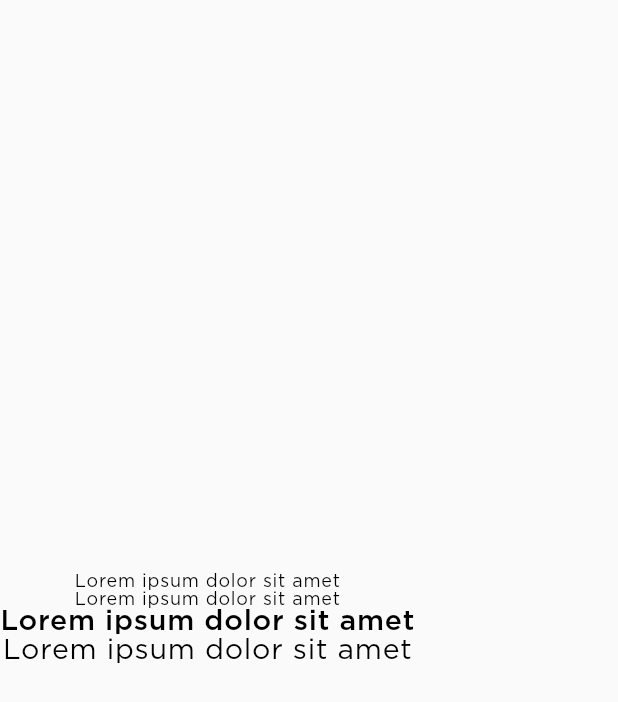
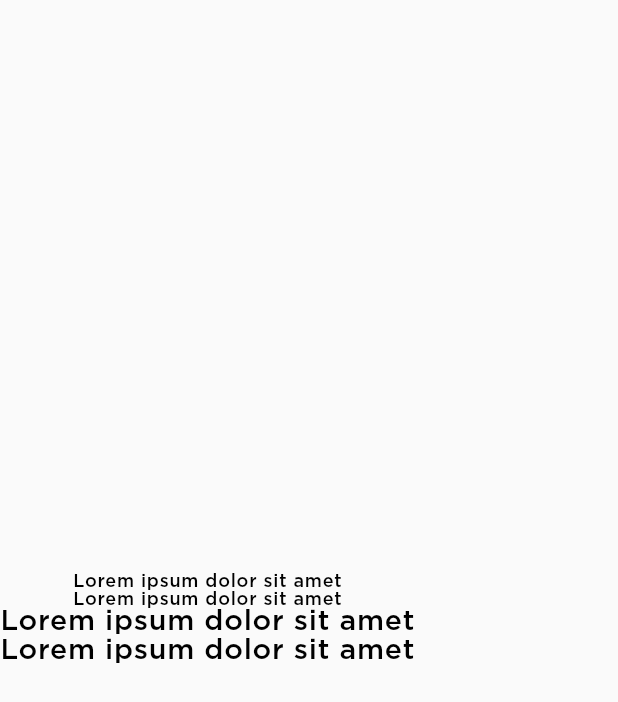
Before and after one commit to ismail-sl487/widget_book, a Flutter app: the ExampleText widget shown alone on an empty page, opened directly, on a phone screen of 412 x 824 dp. Shown: the top 702 px of the screen. Run offline on Flutter 3.47's test engine with Material 2 defaults, Android fonts, the phone set to English and light mode, and no system bars; our stand-ins replace bot_toast, eva_icons_flutter; missing offline and left inert: widgetbook.

Commit message:
memprbaiki font dengan weight

```diff
--- a/lib/shared/content_status_fo_widget.dart
+++ b/lib/shared/content_status_fo_widget.dart
@@ -31,7 +31,7 @@ class ContentCardFO extends StatelessWidget {
           child: Row(
             mainAxisAlignment: MainAxisAlignment.spaceBetween,
             children: [
-              METext(text: foNumber??"",fontFamily: CommonFontSize.medium ,fontSize: 18,),
+              METext(text: foNumber??"",fontWeight: FontWeight.normal ,fontSize: 18,),
               MEStatusLabel(label: statusLabel,bgColor: statusBGColor.withOpacity(0.2),ftColor: statusBGColor),
 
             ],
@@ -45,14 +45,14 @@ class ContentCardFO extends StatelessWidget {
           child: Row(
             crossAxisAlignment: CrossAxisAlignment.start,
             children: [
-              const Icon(EvaIcons.pinOutline,size: 20,color: Color(0xFF344264)),
+              Icon(EvaIcons.pinOutline,size: 20,color: Pallets.navy100),
               const SizedBox(width: 6,),
               Column(
                 crossAxisAlignment: CrossAxisAlignment.start,
                 children: [
-                  const METext(text: "Titik Awal",color: Color(0xFF344264)),
+                   METext(text: "Titik Awal",color: Pallets.navy100),
                   const SizedBox(height: 8,),
-                  METext(text: origin??"",fontSize: 14,color: Color(0xFF01133D),)
+                  METext(text: origin??"",fontSize: 14,color: Pallets.navy100,)
                 ],
               )
             ],
--- a/lib/shared/text.dart
+++ b/lib/shared/text.dart
@@ -22,7 +22,7 @@ class ExampleText extends StatelessWidget {
         METext(
           text: "Lorem ipsum dolor sit amet",
           fontSize: 19,
-          fontFamily: CommonFontSize.medium,
+          fontWeight: FontWeight.w500,
         ),
         METext(
           text: "Lorem ipsum dolor sit amet",
--- a/lib/shared/text_widget.dart
+++ b/lib/shared/text_widget.dart
@@ -12,8 +12,7 @@ class METext extends StatelessWidget {
       this.overflow,
       this.maxLine,
       required this.text,
-      this.textAlign,
-      this.fontFamily = CommonFontSize.regular})
+      this.textAlign,})
       : super(key: key);
 
   final String text;
@@ -23,7 +22,6 @@ class METext extends StatelessWidget {
   final TextOverflow? overflow;
   final int? maxLine;
   final TextAlign? textAlign;
-  final CommonFontSize fontFamily;
 
   @override
   Widget build(BuildContext context) {
@@ -35,7 +33,7 @@ class METext extends StatelessWidget {
           letterSpacing: letterSpacing,
           height: height,
           overflow: overflow,
-          fontFamily: setFontSize(fontFamily)),
+          fontFamily: setFontSize(fontWeight)),
       maxLines: maxLine,
       textAlign: textAlign,
     );
--- a/lib/theme.dart
+++ b/lib/theme.dart
@@ -36,16 +36,13 @@ double getAvatarSize({required AvatarSize size}){
   }
 }
 
-String setFontSize(CommonFontSize size){
-  switch (size) {
-    case CommonFontSize.regular:
-      return 'GothamPro';
-    case CommonFontSize.medium:
-      return 'GothamProMed';
-    case CommonFontSize.bold:
-      return 'GothamProBold';
-    default:
-     return 'GothamPro';
+String setFontSize(FontWeight size){
+  if (size == FontWeight.w500 || size == FontWeight.w600 || size == FontWeight.normal) {
+    return 'GothamProMed';
+  }else if (size == FontWeight.w700 || size == FontWeight.w800 || size == FontWeight.w900 || size == FontWeight.bold){
+    return 'GothamProBold';
+  }else{
+    return 'GothamPro';
   }
 }
 
```
